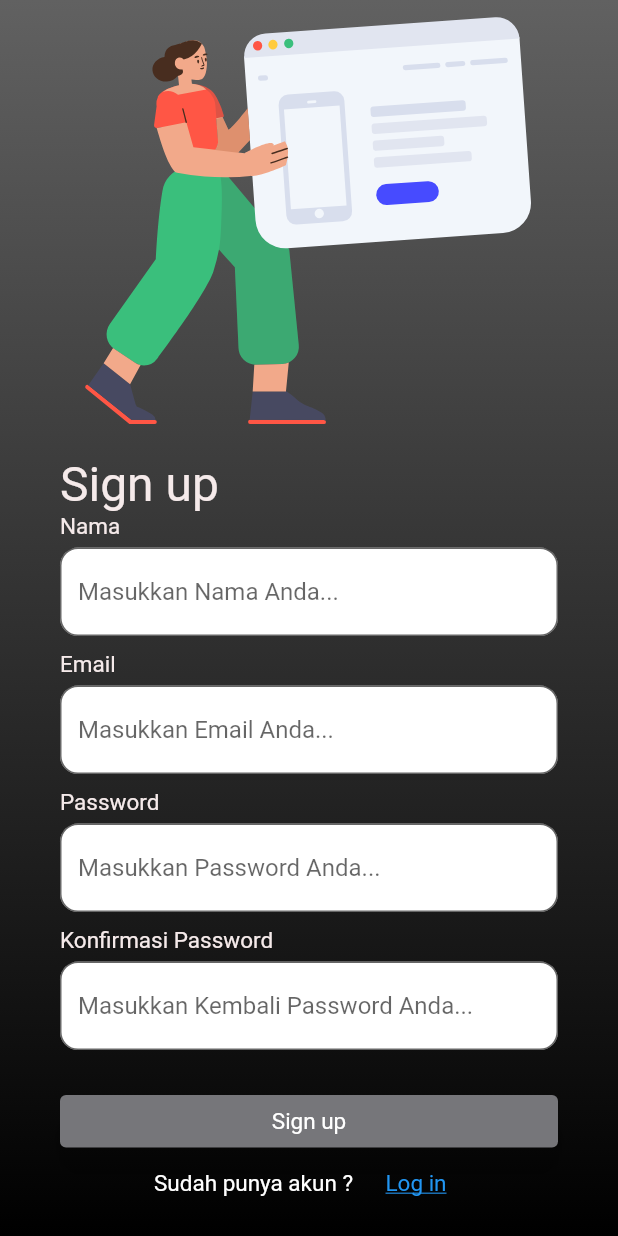
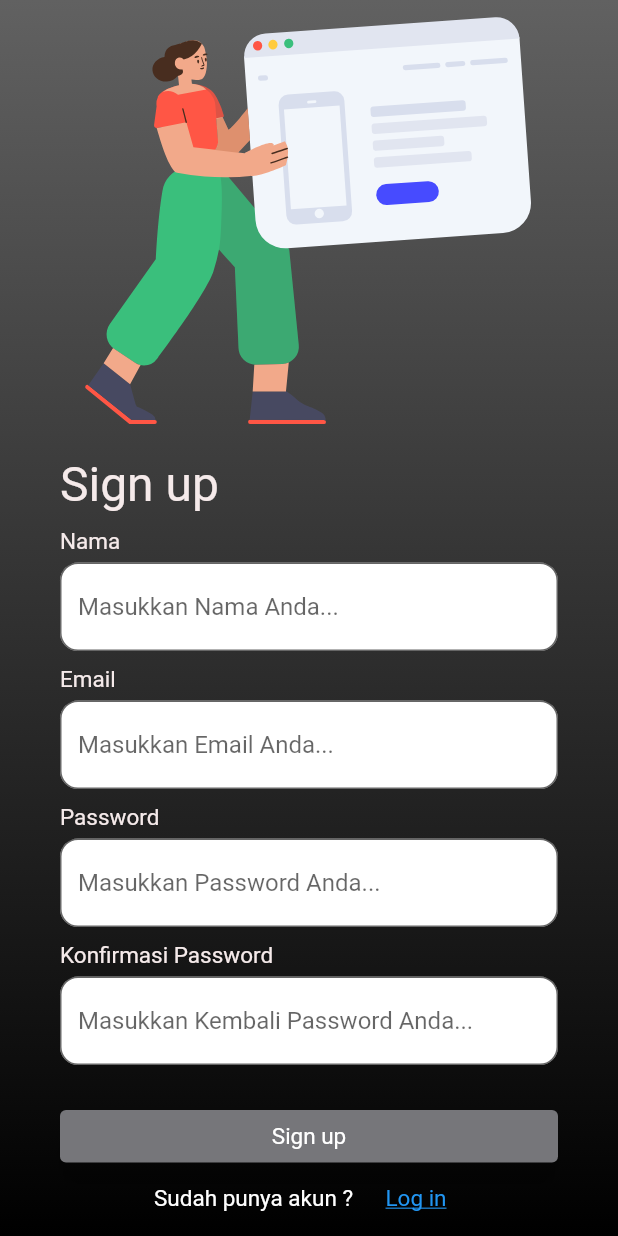
Before and after one commit to anandabayuf/media_monitoring, a Flutter app: the screen it shows after launch, after a tap on "Log in", after a tap on "Sign Up", on a phone screen of 412 x 824 dp. Run offline on Flutter 3.47's test engine with Material 2 defaults, Android fonts, the light colour scheme and no system bars; our stand-ins replace charts_flutter, dio, flutter_svg, fluttertoast, font_awesome_flutter, get and 5 more; missing offline and left inert: colorful_safe_area, highlight_text, platform_device_id; generated files the repository leaves out were written again; network calls fail.

Commit message:
minor fix

```diff
--- a/lib/views/client/AppBarClient.dart
+++ b/lib/views/client/AppBarClient.dart
@@ -7,7 +7,7 @@ class AppBarClient extends AppBar{
       width: MediaQuery.of(context).size.width < 800 ? 280 : 350,
       child: ListTile(
         leading: CircleAvatar(
-          backgroundImage: NetworkImage("assets/images/logo_media_monitoring.png"),
+          backgroundImage: AssetImage("assets/images/logo_media_monitoring.png"),
         ),
         title: Text(
           "Media Monitoring",
--- a/lib/views/login/widgets/mobile/BottomSideWidget.dart
+++ b/lib/views/login/widgets/mobile/BottomSideWidget.dart
@@ -14,7 +14,9 @@ class BottomSideWidget extends StatelessWidget {
         crossAxisAlignment: CrossAxisAlignment.start,
         children: [
           Text('Log in',
-              style: TextStyle(fontSize: 32.0, color: HexColor("#F5EAEA"))),
+              style: TextStyle(fontSize: 32.0, color: HexColor("#F5EAEA"))
+          ),
+          SizedBox(height: 10.0,),
           Center(
             child: FormLogin(),
           ),
--- a/lib/views/signup/widgets/mobile/BottomSideWidget.dart
+++ b/lib/views/signup/widgets/mobile/BottomSideWidget.dart
@@ -11,7 +11,9 @@ class BottomSideWidget extends StatelessWidget {
         crossAxisAlignment: CrossAxisAlignment.start,
         children: [
           Text('Sign up',
-              style: TextStyle(fontSize: 32.0, color: HexColor("#F5EAEA"))),
+              style: TextStyle(fontSize: 32.0, color: HexColor("#F5EAEA"))
+          ),
+          SizedBox(height: 10.0,),
           Center(
             child: FormSignup(),
           ),
```
